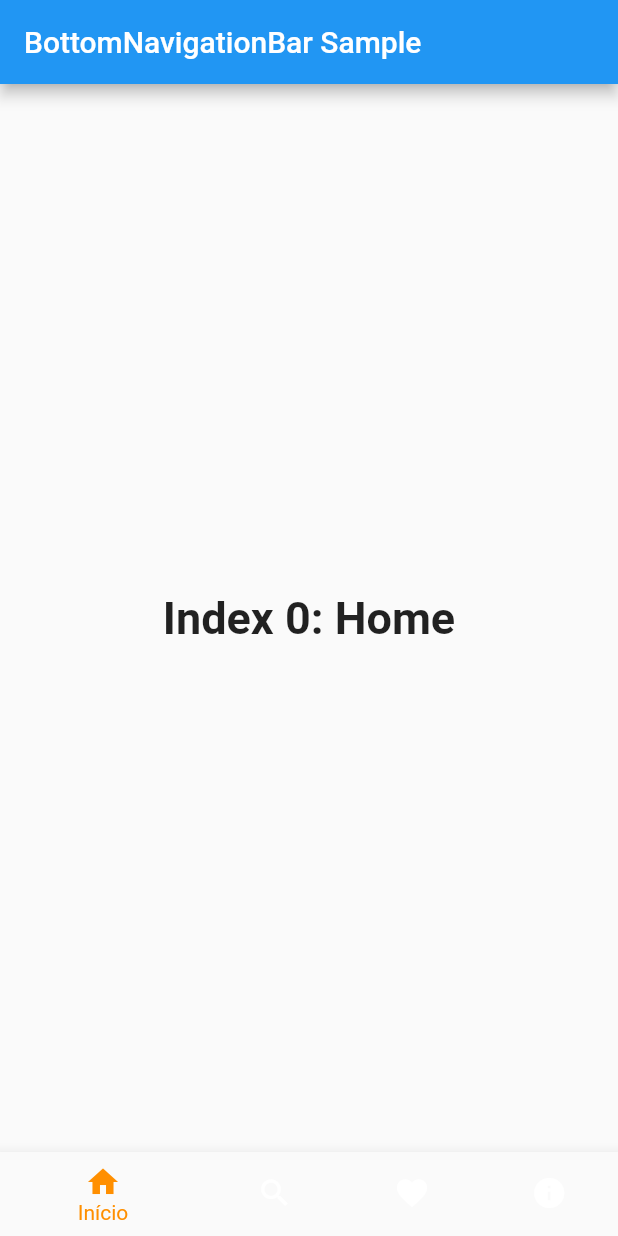
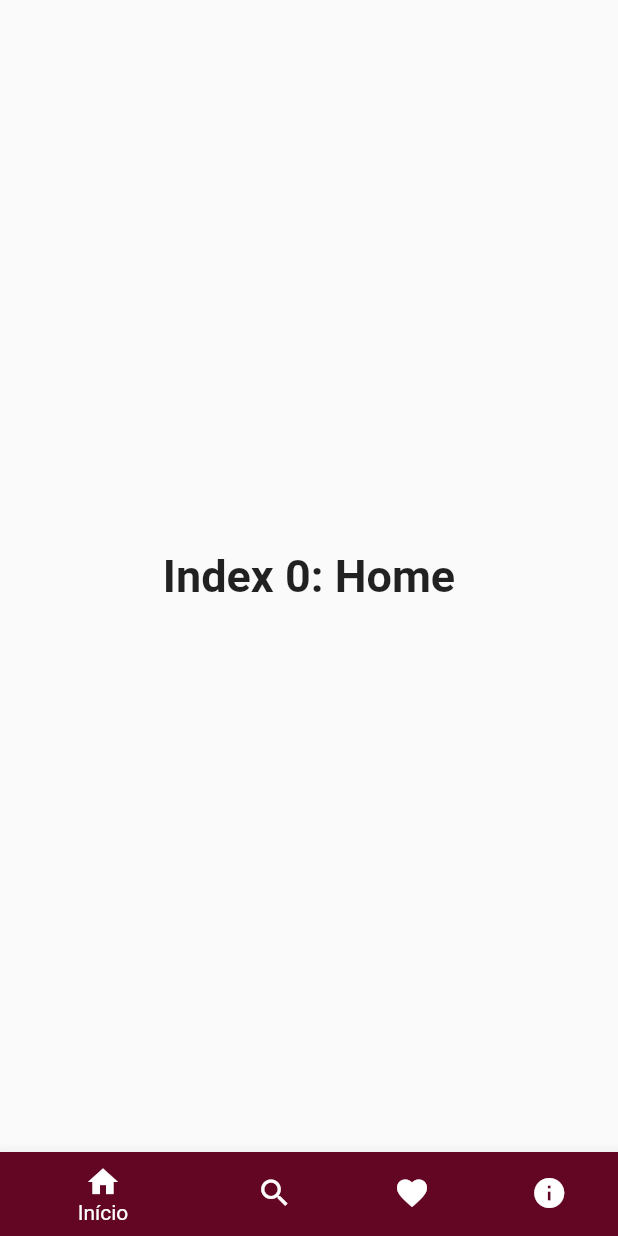
Before and after one commit to Marincor/no_role, a Flutter app: the screen it shows after launch, on a phone screen of 412 x 824 dp. Run offline on Flutter 3.47's test engine with Material 2 defaults, Android fonts, the light colour scheme and no system bars.

Commit message:
style: 💄 change the colors of bottomNavigation

```diff
--- a/lib/main.dart
+++ b/lib/main.dart
@@ -44,15 +44,15 @@ class _MyHomePage extends State<MyHomePage> {
       style: optionStyle,
     ),
     Text(
-      'Index 1: Business',
+      'Index 1: buscar',
       style: optionStyle,
     ),
     Text(
-      'Index 2: School',
+      'Index 2: lista',
       style: optionStyle,
     ),
     Text(
-      'Index 233: School',
+      'Index 3: sobre',
       style: optionStyle,
     ),
   ];
@@ -66,33 +66,40 @@ class _MyHomePage extends State<MyHomePage> {
   @override
   Widget build(BuildContext context) {
     return Scaffold(
-      appBar: AppBar(
-        title: const Text('BottomNavigationBar Sample'),
-      ),
       body: Center(
         child: _widgetOptions.elementAt(_selectedIndex),
       ),
       bottomNavigationBar: BottomNavigationBar(
         items: const <BottomNavigationBarItem>[
           BottomNavigationBarItem(
-            icon: Icon(Icons.home),
+            icon: Icon(
+              Icons.home,
+              color: Colors.white,
+            ),
             label: 'Início',
+            backgroundColor: Color.fromRGBO(98, 6, 35, 1),
           ),
           BottomNavigationBarItem(
-            icon: Icon(Icons.search),
+            icon: Icon(
+              Icons.search,
+              color: Colors.white,
+            ),
             label: 'Buscar',
+            backgroundColor: Color.fromRGBO(98, 6, 35, 1),
           ),
           BottomNavigationBarItem(
             icon: Icon(Icons.favorite),
             label: 'Lista',
+            backgroundColor: Color.fromRGBO(98, 6, 35, 1),
           ),
           BottomNavigationBarItem(
             icon: Icon(Icons.info),
             label: 'Sobre',
+            backgroundColor: Color.fromRGBO(98, 6, 35, 1),
           ),
         ],
         currentIndex: _selectedIndex,
-        selectedItemColor: Colors.amber[800],
+        selectedItemColor: Colors.white,
         onTap: _onItemTapped,
       ),
     );
```
